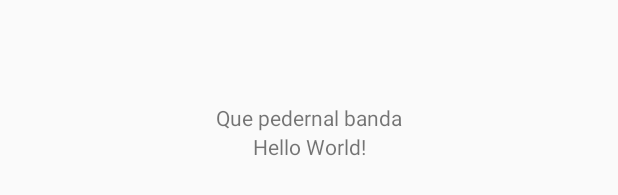
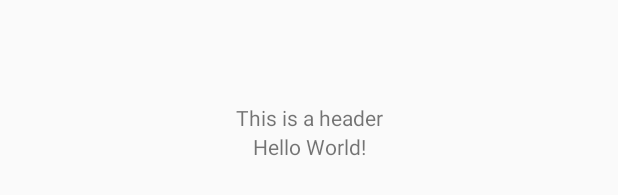
Before and after one commit to RobertoMobDev/BabyNames, an Android app: the layout activity_main.xml on its own in the app's theme, with its tools: preview values and no code run, on a phone screen of 412 x 824 dp. Shown: the part 501-696 px from the top of the screen. Run offline under Robolectric (Android 15) with nearby library versions, the phone set to English and light mode, and no system bars.

Commit message:
Changed Text in Main Activity

```diff
--- a/app/src/main/res/layout/activity_main.xml
+++ b/app/src/main/res/layout/activity_main.xml
@@ -10,7 +10,7 @@
         android:id="@+id/hello"
         android:layout_width="wrap_content"
         android:layout_height="wrap_content"
-        android:text="Que pedernal banda"
+        android:text="This is a header"
         app:layout_constraintBottom_toBottomOf="parent"
         app:layout_constraintLeft_toLeftOf="parent"
         app:layout_constraintRight_toRightOf="parent"
```
